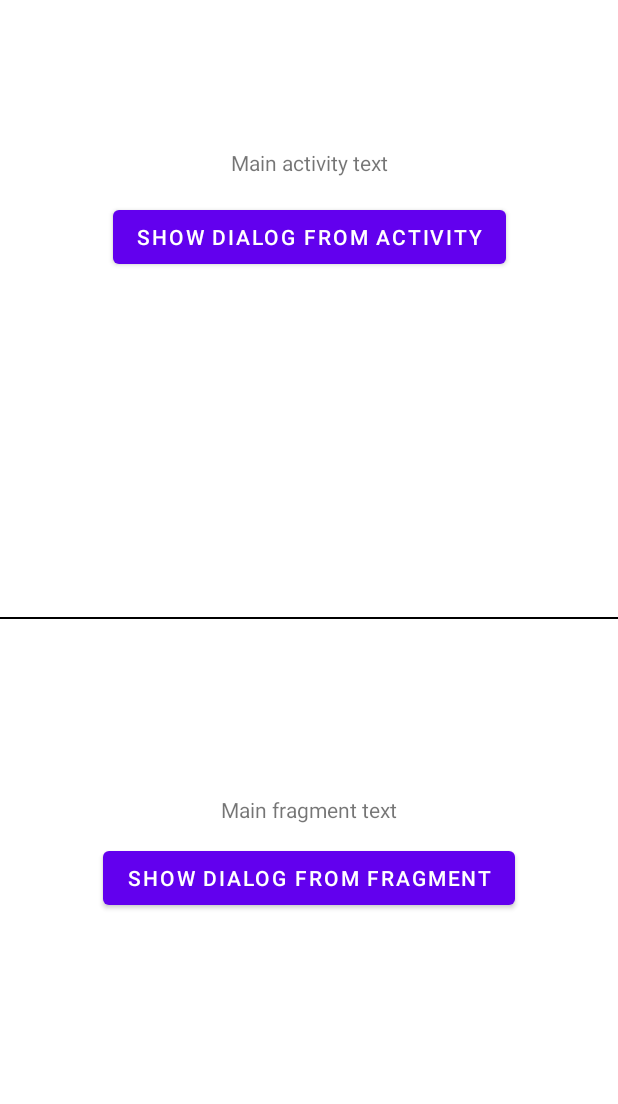
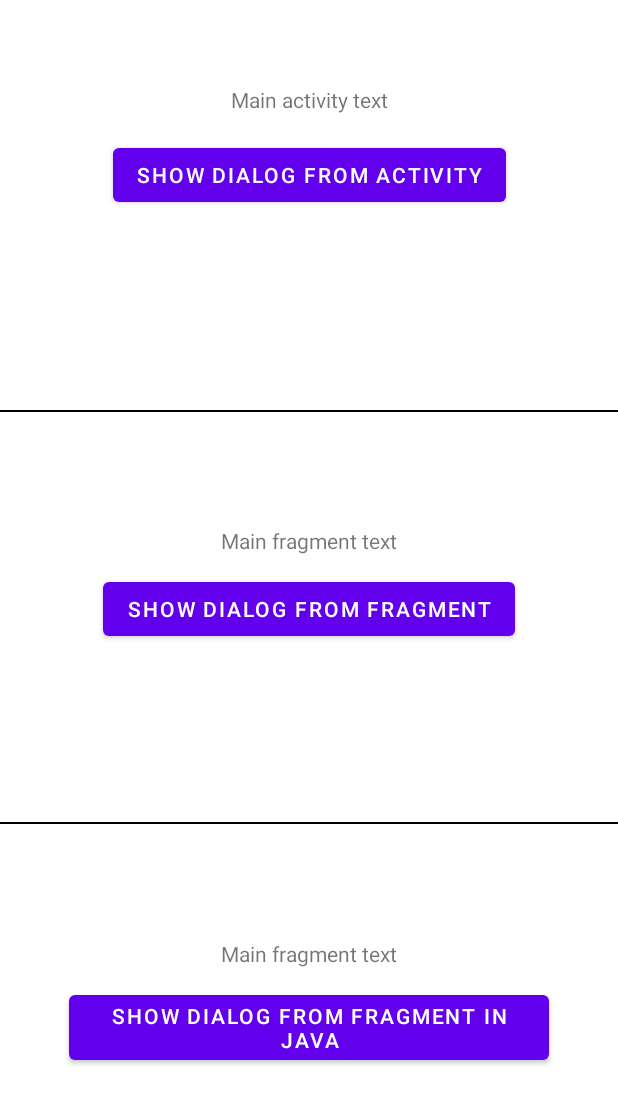
Before and after one commit to fada21/android-seedling, an Android app: the screen it shows after launch (MainActivity), on a phone screen of 412 x 824 dp. Shown: the top 1104 px of the screen. Run offline under Robolectric (Android 15) with nearby library versions, the phone set to English and light mode, and no system bars.

Commit message:
add java convenience methods

```diff
--- a/app/src/main/java/com/fada21/android/seedling/MainActivity.kt
+++ b/app/src/main/java/com/fada21/android/seedling/MainActivity.kt
@@ -5,8 +5,8 @@ import android.util.Log
 import androidx.appcompat.app.AppCompatActivity
 import com.fada21.android.seedling.dialogs.Content
 import com.fada21.android.seedling.dialogs.DialogBlueprint
+import com.fada21.android.seedling.dialogs.DialogDisplayer.Companion.dialogDisplayer
 import com.fada21.android.seedling.dialogs.Text
-import com.fada21.android.seedling.dialogs.dialogDisplayer
 import kotlinx.android.synthetic.main.activity_main.*
 
 class MainActivity : AppCompatActivity() {
@@ -19,10 +19,11 @@ class MainActivity : AppCompatActivity() {
             positiveButton = Text.FromCharSequence("OK"),
             content = Content.SingleChoice(TestSingleChoiceItemsList())
         )
-        val dialogDisplayer = dialogDisplayer(
-            dialogBlueprint = dialogBlueprint,
-            onDialogEvent = { Log.d("Dialogs", "$it") })
-        dialogDisplayer.observe()
+        val dialogDisplayer = dialogDisplayer(dialogBlueprint, dialogTag = "activity_dialog") {
+            main_text.text = it.toString()
+            Log.d("Dialogs", "$it")
+        }
+        dialogDisplayer.attach()
         dialog_button.setOnClickListener { dialogDisplayer.display() }
     }
 
--- /dev/null
+++ b/app/src/main/java/com/fada21/android/seedling/MainJavaFragment.java
@@ -0,0 +1,60 @@
+package com.fada21.android.seedling;
+
+import android.os.Bundle;
+import android.util.Log;
+import android.view.LayoutInflater;
+import android.view.View;
+import android.view.ViewGroup;
+import android.widget.Button;
+import android.widget.TextView;
+
+import androidx.annotation.NonNull;
+import androidx.annotation.Nullable;
+import androidx.fragment.app.Fragment;
+
+import com.fada21.android.seedling.dialogs.DialogBlueprint;
+import com.fada21.android.seedling.dialogs.DialogDisplayer;
+
+import static com.fada21.android.seedling.dialogs.DialogBlueprintBuilder.dialogBlueprintBuilderOf;
+import static com.fada21.android.seedling.dialogs.DialogDisplayerBuilder.dialogDisplayerBuilderFrom;
+
+public class MainJavaFragment extends Fragment {
+
+    private Button dialogButton;
+    private TextView textView;
+
+    @Nullable
+    @Override
+    public View onCreateView(@NonNull LayoutInflater inflater, @Nullable ViewGroup container, @Nullable Bundle savedInstanceState) {
+        return inflater.inflate(R.layout.main, container, false);
+    }
+
+    @Override
+    public void onViewCreated(@NonNull View view, @Nullable Bundle savedInstanceState) {
+        super.onViewCreated(view, savedInstanceState);
+        dialogButton = view.findViewById(R.id.dialog_button);
+        dialogButton.setText("Show dialog from fragment in java");
+        textView = view.findViewById(R.id.main_text);
+    }
+
+    @Override
+    public void onActivityCreated(@Nullable Bundle savedInstanceState) {
+        super.onActivityCreated(savedInstanceState);
+        DialogBlueprint dialogBlueprint = dialogBlueprintBuilderOf(new TestSingleChoiceItemsList())
+                .setPositiveButton("OK")
+                .setTitle("test title")
+                .build();
+
+        DialogDisplayer dialogDisplayer = dialogDisplayerBuilderFrom(this)
+                .setDialogTag("java_fragment_dialog")
+                .setOnDialogEventAction(dialogEvent -> {
+                    Log.d("Dialogs", dialogEvent.toString());
+                    textView.setText("Last event: " + dialogEvent);
+                })
+                .buildWith(dialogBlueprint);
+
+        dialogDisplayer.attach();
+        dialogButton.setOnClickListener(v -> dialogDisplayer.display());
+    }
+
+}
--- a/app/src/main/java/com/fada21/android/seedling/MainFragment.kt
+++ b/app/src/main/java/com/fada21/android/seedling/MainKotlinFragment.kt
@@ -6,13 +6,14 @@ import android.view.LayoutInflater
 import android.view.View
 import android.view.ViewGroup
 import androidx.fragment.app.Fragment
+import androidx.lifecycle.ViewModelProviders
 import com.fada21.android.seedling.dialogs.Content
 import com.fada21.android.seedling.dialogs.DialogBlueprint
+import com.fada21.android.seedling.dialogs.DialogDisplayer.Companion.dialogDisplayer
 import com.fada21.android.seedling.dialogs.Text
-import com.fada21.android.seedling.dialogs.dialogDisplayer
 import kotlinx.android.synthetic.main.main.*
 
-class MainFragment : Fragment() {
+class MainKotlinFragment : Fragment() {
 
     override fun onCreateView(
         inflater: LayoutInflater,
@@ -24,13 +25,14 @@ class MainFragment : Fragment() {
         super.onActivityCreated(savedInstanceState)
         val dialogBlueprint = DialogBlueprint(
             title = Text.FromCharSequence("test title"),
-            positiveButton = Text.FromCharSequence("OK"),
+            positiveButton = Text.FromResource(android.R.string.ok),
             content = Content.SingleChoice(TestSingleChoiceItemsList())
         )
-        val dialogDisplayer = dialogDisplayer(
-            dialogBlueprint = dialogBlueprint,
-            onDialogEvent = { Log.d("Dialogs", "$it") })
-        dialogDisplayer.observe()
+        val dialogDisplayer = dialogDisplayer(dialogBlueprint) {
+            main_text.text = it.toString()
+            Log.d("Dialogs", "$it")
+        }
+        dialogDisplayer.attach()
         dialog_button.setOnClickListener { dialogDisplayer.display() }
     }
 
--- a/app/src/main/java/com/fada21/android/seedling/TestSingleChoiceItemsList.kt
+++ b/app/src/main/java/com/fada21/android/seedling/TestSingleChoiceItemsList.kt
@@ -5,12 +5,14 @@ import android.widget.ArrayAdapter
 import android.widget.ListAdapter
 import com.fada21.android.seedling.dialogs.SingleChoiceItemsList
 
-class TestSingleChoiceItemsList : SingleChoiceItemsList {
+class TestSingleChoiceItemsList
+@JvmOverloads constructor(private val itemCount: Int = 3) : SingleChoiceItemsList {
+
     override fun createListAdapter(context: Context): ListAdapter =
         ArrayAdapter<String>(
             context,
             android.R.layout.simple_list_item_single_choice,
-            listOf("item 1", "item 2", "item 3", "list 4")
+            Array(itemCount) { "item ${it + 1}" }
         )
 
     override val initialSelection: Int = 0
--- a/app/src/main/java/com/fada21/android/seedling/dialogs/DialogBlueprint.kt
+++ b/app/src/main/java/com/fada21/android/seedling/dialogs/DialogBlueprint.kt
@@ -3,15 +3,16 @@ package com.fada21.android.seedling.dialogs
 import android.content.Context
 import android.widget.ListAdapter
 import androidx.annotation.StringRes
-import com.fada21.android.seedling.dialogs.Text.None
+import com.fada21.android.seedling.dialogs.Content.Message
+import com.fada21.android.seedling.dialogs.Content.SingleChoice
+import com.fada21.android.seedling.dialogs.Text.*
 import java.io.Serializable
 
 data class DialogBlueprint(
-    val title: Text = None,
-    val message: Text = None, // mutually exclusive with singleChoiceItemsList
+    val content: Content,
     val positiveButton: Text = None,
     val negativeButton: Text = None,
-    val content: Content = Content.None
+    val title: Text = None
 ) : Serializable {
 
     companion object {
@@ -34,11 +35,69 @@ sealed class Text {
 sealed class Content {
     data class Message(val text: Text) : Content()
     data class SingleChoice(val list: SingleChoiceItemsList) : Content()
-    internal object None : Content()
 }
 
-interface SingleChoiceItemsList : Serializable {
+interface SingleChoiceItemsList {
     fun createListAdapter(context: Context): ListAdapter
     val initialSelection: Int
     fun onItemSelected(position: Int)
 }
+
+
+/**
+ * Java compatibility utils
+ */
+class DialogBlueprintBuilder(private var content: Content) {
+
+    private var positiveButton: Text? = null
+    fun setPositiveButton(@StringRes stringRes: Int) = apply {
+        positiveButton = FromResource(stringRes)
+    }
+
+    fun setPositiveButton(charSequence: CharSequence) = apply {
+        positiveButton = FromCharSequence(charSequence)
+    }
+
+    private var negativeButton: Text? = null
+    fun setNegativeButton(@StringRes stringRes: Int) = apply {
+        negativeButton = FromResource(stringRes)
+    }
+
+    fun setNegativeButton(charSequence: CharSequence) = apply {
+        negativeButton = FromCharSequence(charSequence)
+    }
+
+    private var title: Text? = null
+    fun setTitle(@StringRes stringRes: Int) = apply {
+        title = FromResource(stringRes)
+    }
+
+    fun setTitle(charSequence: CharSequence) = apply {
+        title = FromCharSequence(charSequence)
+    }
+
+    fun build(): DialogBlueprint = DialogBlueprint(
+        content = content,
+        positiveButton = positiveButton ?: None,
+        negativeButton = negativeButton ?: None,
+        title = title ?: None
+    )
+
+    companion object {
+
+        @JvmStatic
+        fun dialogBlueprintBuilderOf(list: SingleChoiceItemsList) =
+            DialogBlueprintBuilder(SingleChoice(list))
+
+
+        @JvmStatic
+        fun dialogBlueprintBuilderOf(@StringRes messageStringRes: Int) =
+            DialogBlueprintBuilder(Message(FromResource(messageStringRes)))
+
+
+        @JvmStatic
+        fun dialogBlueprintBuilderOf(message: CharSequence) =
+            DialogBlueprintBuilder(Message(FromCharSequence(message)))
+    }
+
+}
--- a/app/src/main/java/com/fada21/android/seedling/dialogs/DialogDisplayer.kt
+++ b/app/src/main/java/com/fada21/android/seedling/dialogs/DialogDisplayer.kt
@@ -14,7 +14,12 @@ class DialogDisplayer(
     private val onDialogEvent: ((DialogEvent) -> Unit)? = null
 ) {
 
-    fun observe() = fragmentManager.findFragmentByTag(dialogTag)?.let(this::observeDialog)
+    /**
+     * If dialog events are relevant then invoke this method i.e. in onCreate() to make sure dialogs always gets reattached
+     *
+     * Detach is not needed as viewmodel will go away with dialog fragment
+     */
+    fun attach() = fragmentManager.findFragmentByTag(dialogTag)?.let(this::observeDialog)
 
     private fun observeDialog(fragment: Fragment) {
         if (onDialogEvent != null) {
@@ -29,13 +34,12 @@ class DialogDisplayer(
         observeDialog(dialogFragment)
     }
 
-}
+    companion object {
 
-@JvmName("dialogDisplayerFrom")
         fun FragmentActivity.dialogDisplayer(
             dialogBlueprint: DialogBlueprint,
             dialogTag: String = DEFAULT_DIALOG_TAG,
-    onDialogEvent: ((DialogEvent) -> Unit) = {}
+            onDialogEvent: ((DialogEvent) -> Unit)? = null
         ): DialogDisplayer = DialogDisplayer(
             fragmentManager = supportFragmentManager,
             dialogBlueprint = dialogBlueprint,
@@ -43,14 +47,59 @@ fun FragmentActivity.dialogDisplayer(
             onDialogEvent = onDialogEvent
         )
 
-@JvmName("dialogDisplayerFrom")
         fun Fragment.dialogDisplayer(
             dialogBlueprint: DialogBlueprint,
             dialogTag: String = DEFAULT_DIALOG_TAG,
-    onDialogEvent: ((DialogEvent) -> Unit) = {}
+            onDialogEvent: ((DialogEvent) -> Unit)? = null
         ): DialogDisplayer = DialogDisplayer(
             fragmentManager = childFragmentManager,
             dialogBlueprint = dialogBlueprint,
             dialogTag = dialogTag,
             onDialogEvent = onDialogEvent
         )
+
+    }
+
+}
+
+/**
+ * Java compatibility utils
+ */
+class DialogDisplayerBuilder private constructor(private val fragmentManager: FragmentManager) {
+
+    private var _dialogTag = DEFAULT_DIALOG_TAG
+    fun setDialogTag(dialogTag: String): DialogDisplayerBuilder = apply {
+        _dialogTag = dialogTag
+    }
+
+    private var _onDialogEvent: ((DialogEvent) -> Unit)? = null
+    fun setOnDialogEventAction(onDialogEvent: DialogEventAction) = apply {
+        _onDialogEvent = onDialogEvent::onDialogEvent
+    }
+
+    fun buildWith(dialogBlueprint: DialogBlueprint): DialogDisplayer {
+        return DialogDisplayer(
+            fragmentManager = fragmentManager,
+            dialogBlueprint = dialogBlueprint,
+            dialogTag = _dialogTag,
+            onDialogEvent = _onDialogEvent
+        )
+    }
+
+    companion object {
+
+        @JvmStatic
+        fun dialogDisplayerBuilderFrom(activity: FragmentActivity): DialogDisplayerBuilder =
+            DialogDisplayerBuilder(activity.supportFragmentManager)
+
+        @JvmStatic
+        fun dialogDisplayerBuilderFrom(fragment: Fragment): DialogDisplayerBuilder =
+            DialogDisplayerBuilder(fragment.childFragmentManager)
+
+    }
+
+    interface DialogEventAction {
+        fun onDialogEvent(dialogEvent: DialogEvent)
+    }
+
+}
--- a/app/src/main/java/com/fada21/android/seedling/dialogs/DialogViewModel.kt
+++ b/app/src/main/java/com/fada21/android/seedling/dialogs/DialogViewModel.kt
@@ -2,7 +2,7 @@ package com.fada21.android.seedling.dialogs
 
 import androidx.lifecycle.ViewModel
 
-class DialogViewModel(var onDialogEvent: (DialogEvent) -> Unit = {}) : ViewModel()
+class DialogViewModel(var onDialogEvent: (DialogEvent) -> Unit? = {}) : ViewModel()
 
 sealed class DialogEvent {
     object Shown : DialogEvent()
@@ -10,5 +10,5 @@ sealed class DialogEvent {
     object Negative : DialogEvent()
     object Cancelled : DialogEvent()
     object Dismissed : DialogEvent()
-    data class OnSingleItemSelected(val index: Int) : DialogEvent()
+    data class OnSingleItemSelected(val position: Int) : DialogEvent()
 }
--- a/app/src/main/java/com/fada21/android/seedling/dialogs/ReattachingDialogFragment.kt
+++ b/app/src/main/java/com/fada21/android/seedling/dialogs/ReattachingDialogFragment.kt
@@ -29,7 +29,6 @@ class ReattachingDialogFragment : DialogFragment() {
             when (content) {
                 is Content.Message -> content.text.toCharSequence(context)?.run(builder::setMessage)
                 is Content.SingleChoice -> setSingleChoice(content, builder)
-                Content.None -> Unit
             }
 
         }
--- a/app/src/main/res/layout/activity_main.xml
+++ b/app/src/main/res/layout/activity_main.xml
@@ -12,14 +12,14 @@
         android:id="@+id/main_text"
         android:layout_width="wrap_content"
         android:layout_height="wrap_content"
+        android:layout_marginBottom="16dp"
         android:text="Main activity text"
         app:layout_constraintBottom_toTopOf="@id/dialog_button"
         app:layout_constraintLeft_toLeftOf="parent"
-        android:layout_marginBottom="16dp"
         app:layout_constraintRight_toRightOf="parent"
-        app:layout_constraintVertical_chainStyle="packed"
         app:layout_constraintTop_toTopOf="parent"
         app:layout_constraintVertical_bias="0.3"
+        app:layout_constraintVertical_chainStyle="packed"
         />
 
     <Button
@@ -27,32 +27,55 @@
         android:layout_width="wrap_content"
         android:layout_height="wrap_content"
         android:text="Show dialog from activity"
+        app:layout_constraintBottom_toTopOf="@id/first_divider"
         app:layout_constraintLeft_toLeftOf="parent"
         app:layout_constraintRight_toRightOf="parent"
         app:layout_constraintTop_toBottomOf="@+id/main_text"
-        app:layout_constraintBottom_toTopOf="@id/middle_divider"
         />
 
     <View
-        android:id="@+id/middle_divider"
+        android:id="@+id/first_divider"
+        android:layout_width="0dp"
+        android:layout_height="1dp"
+        android:background="@android:color/black"
+        app:layout_constraintBottom_toTopOf="@id/second_divider"
+        app:layout_constraintLeft_toLeftOf="parent"
+        app:layout_constraintRight_toRightOf="parent"
+        app:layout_constraintTop_toTopOf="parent"
+        app:layout_constraintVertical_chainStyle="spread_inside"
+        />
+
+    <fragment
+        android:id="@+id/main_container"
+        android:name="com.fada21.android.seedling.MainKotlinFragment"
+        android:layout_width="0dp"
+        android:layout_height="0dp"
+        app:layout_constraintBottom_toTopOf="@id/second_divider"
+        app:layout_constraintLeft_toLeftOf="parent"
+        app:layout_constraintRight_toRightOf="parent"
+        app:layout_constraintTop_toBottomOf="@id/first_divider"
+        />
+
+    <View
+        android:id="@+id/second_divider"
         android:layout_width="0dp"
         android:layout_height="1dp"
         android:background="@android:color/black"
         app:layout_constraintBottom_toBottomOf="parent"
         app:layout_constraintLeft_toLeftOf="parent"
         app:layout_constraintRight_toRightOf="parent"
-        app:layout_constraintTop_toTopOf="parent"
+        app:layout_constraintTop_toTopOf="@id/first_divider"
         />
 
     <fragment
-        android:id="@+id/main_container"
-        android:name="com.fada21.android.seedling.MainFragment"
+        android:id="@+id/main_java_container"
+        android:name="com.fada21.android.seedling.MainJavaFragment"
         android:layout_width="0dp"
         android:layout_height="0dp"
         app:layout_constraintBottom_toBottomOf="parent"
         app:layout_constraintLeft_toLeftOf="parent"
         app:layout_constraintRight_toRightOf="parent"
-        app:layout_constraintTop_toBottomOf="@id/middle_divider"
+        app:layout_constraintTop_toBottomOf="@id/second_divider"
         />
 
 </androidx.constraintlayout.widget.ConstraintLayout>
```
Lines whose indentation alone changed are shown as unchanged.
